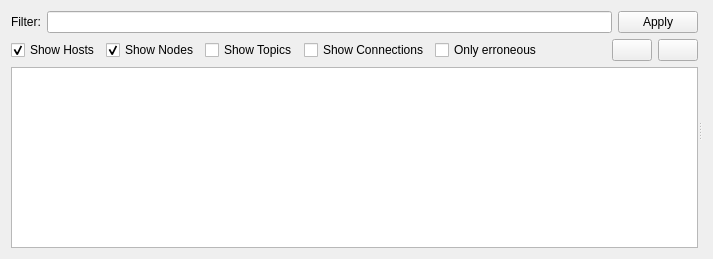
Old version of the form rqt_arni_gui_detail/resources/TreeWidget.ui in the repository ROS-PSE/arni.
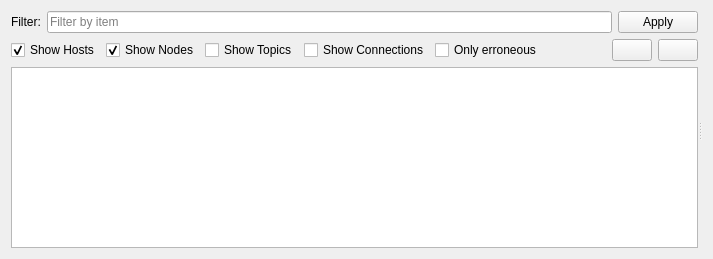
New version of the form. Icons and pictures are not drawn.

Commit message: filter has now a placeholder text

The edit to the form file:
```diff
--- a/rqt_arni_gui_detail/resources/TreeWidget.ui
+++ b/rqt_arni_gui_detail/resources/TreeWidget.ui
@@ -31,7 +31,14 @@
           </widget>
          </item>
          <item>
-          <widget class="QLineEdit" name="filter_line_Edit"/>
+          <widget class="QLineEdit" name="filter_line_Edit">
+           <property name="text">
+            <string/>
+           </property>
+           <property name="placeholderText">
+            <string>Filter by item</string>
+           </property>
+          </widget>
          </item>
          <item>
           <widget class="QPushButton" name="apply_push_button">
```
